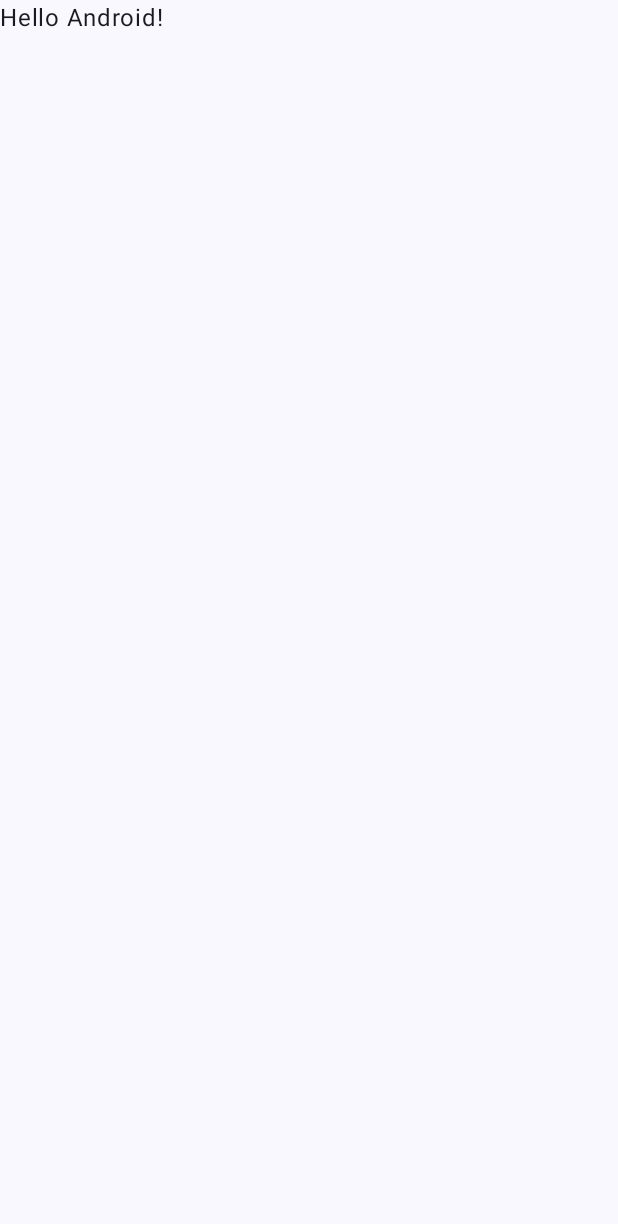
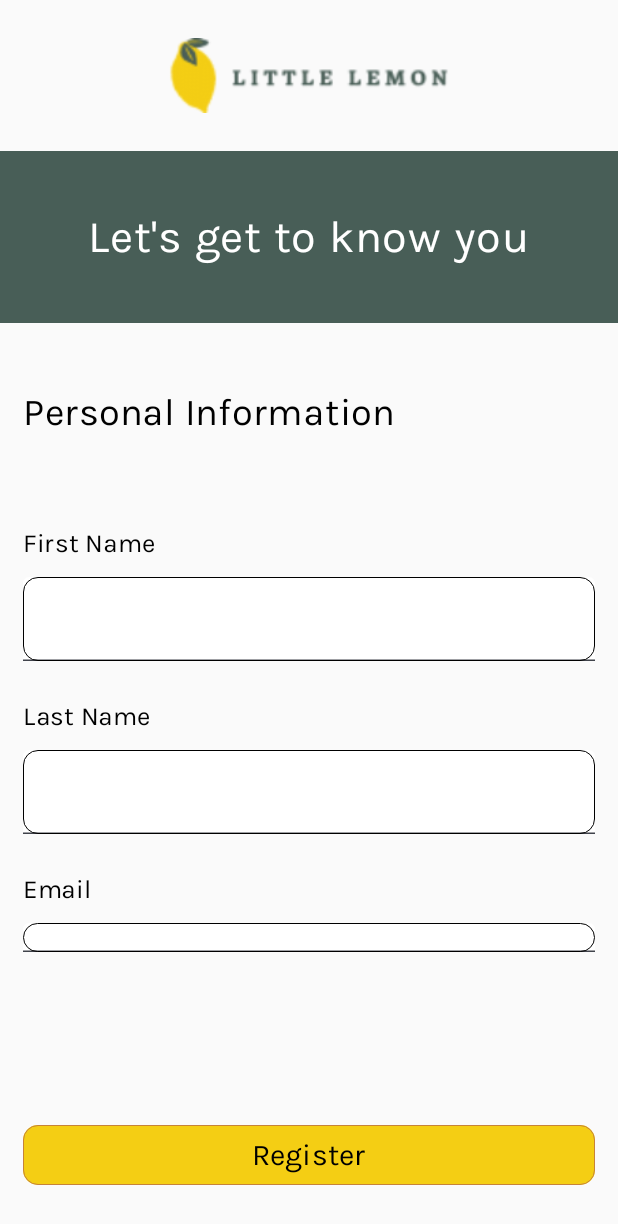
Before and after one commit to gurungOm0/little-lemon, an Android app built with Jetpack Compose: the screen it shows after launch (MainActivity), on a phone screen of 412 x 824 dp. Before the commit the part shown is almost empty. Shown: the top 1224 px of the screen. Run offline under Robolectric (Android 15) with nearby library versions, the phone set to English and light mode, and no system bars.

Commit message:
Multiple Screens Added

```diff
--- a/app/build.gradle.kts
+++ b/app/build.gradle.kts
@@ -41,6 +41,7 @@ android {
 
 dependencies {
 
+    implementation(libs.navigation.compose)
     implementation(libs.androidx.core.ktx)
     implementation(libs.androidx.lifecycle.runtime.ktx)
     implementation(libs.androidx.activity.compose)
--- /dev/null
+++ b/app/src/main/java/com/example/littlelemon/Destinations.kt
@@ -0,0 +1,17 @@
+package com.example.littlelemon
+
+interface Destinations {
+    val route: String
+}
+
+object HomeDes : Destinations {
+    override val route: String = "home"
+}
+
+object ProfileDes : Destinations {
+    override val route: String = "profile"
+}
+
+object OnboardingDes : Destinations {
+    override val route: String = "onboarding"
+}
--- a/app/src/main/java/com/example/littlelemon/MainActivity.kt
+++ b/app/src/main/java/com/example/littlelemon/MainActivity.kt
@@ -1,12 +1,10 @@
 package com.example.littlelemon
 
+import android.content.SharedPreferences
 import android.os.Bundle
 import androidx.activity.ComponentActivity
 import androidx.activity.compose.setContent
 import androidx.activity.enableEdgeToEdge
-import androidx.compose.foundation.layout.fillMaxSize
-import androidx.compose.foundation.layout.padding
-import androidx.compose.material3.Scaffold
 import androidx.compose.material3.Text
 import androidx.compose.runtime.Composable
 import androidx.compose.ui.Modifier
@@ -14,17 +12,17 @@ import androidx.compose.ui.tooling.preview.Preview
 import com.example.littlelemon.ui.theme.LittleLemonTheme
 
 class MainActivity : ComponentActivity() {
+
+    private val sharedPreferences:SharedPreferences by lazy {
+        getSharedPreferences("SharedPref", MODE_PRIVATE)
+    }
+
     override fun onCreate(savedInstanceState: Bundle?) {
         super.onCreate(savedInstanceState)
         enableEdgeToEdge()
         setContent {
             LittleLemonTheme {
-                Scaffold(modifier = Modifier.fillMaxSize()) { innerPadding ->
-                    Greeting(
-                        name = "Android",
-                        modifier = Modifier.padding(innerPadding)
-                    )
-                }
+                    NavigationComposable(sharedPreferences)
             }
         }
     }
--- /dev/null
+++ b/app/src/main/java/com/example/littlelemon/NavigationComposable.kt
@@ -0,0 +1,34 @@
+package com.example.littlelemon
+
+import android.content.Context
+import android.content.SharedPreferences
+import androidx.compose.runtime.Composable
+import androidx.compose.ui.platform.LocalContext
+import androidx.navigation.compose.NavHost
+import androidx.navigation.compose.composable
+import androidx.navigation.compose.rememberNavController
+
+@Composable
+fun NavigationComposable(sharedPreferences: SharedPreferences) {
+
+    val context = LocalContext.current
+    val sharedPref = context.getSharedPreferences("SharedPref",Context.MODE_PRIVATE)
+    val userLoggedIn = sharedPref.getBoolean("userLogged",false)
+    val startDes = if (userLoggedIn) HomeDes.route else OnboardingDes.route
+
+    val navController = rememberNavController()
+    NavHost(navController = navController, startDestination = startDes) {
+
+        composable(HomeDes.route){
+            Home(navController)
+        }
+
+        composable(OnboardingDes.route){
+            Onboarding(navController,sharedPreferences)
+        }
+
+        composable(ProfileDes.route){
+            Profile(navController)
+        }
+    }
+}
--- /dev/null
+++ b/app/src/main/java/com/example/littlelemon/Onboarding.kt
@@ -0,0 +1,243 @@
+package com.example.littlelemon
+
+import android.app.AlertDialog
+import android.content.Context
+import android.content.SharedPreferences
+import android.widget.Toast
+import androidx.activity.ComponentActivity.MODE_PRIVATE
+import androidx.compose.foundation.BorderStroke
+import androidx.compose.foundation.Image
+import androidx.compose.foundation.background
+import androidx.compose.foundation.border
+import androidx.compose.foundation.layout.Arrangement
+import androidx.compose.foundation.layout.Box
+import androidx.compose.foundation.layout.Column
+import androidx.compose.foundation.layout.fillMaxHeight
+import androidx.compose.foundation.layout.fillMaxWidth
+import androidx.compose.foundation.layout.height
+import androidx.compose.foundation.layout.padding
+import androidx.compose.foundation.layout.statusBarsPadding
+import androidx.compose.foundation.shape.RoundedCornerShape
+import androidx.compose.material3.Button
+import androidx.compose.material3.ButtonDefaults
+import androidx.compose.material3.Text
+import androidx.compose.material3.TextField
+import androidx.compose.material3.TextFieldDefaults
+import androidx.compose.runtime.Composable
+import androidx.compose.runtime.getValue
+import androidx.compose.runtime.mutableStateOf
+import androidx.compose.runtime.remember
+import androidx.compose.runtime.setValue
+import androidx.compose.ui.Alignment
+import androidx.compose.ui.Modifier
+import androidx.compose.ui.graphics.Color
+import androidx.compose.ui.layout.ContentScale
+import androidx.compose.ui.platform.LocalContext
+import androidx.compose.ui.res.painterResource
+import androidx.compose.ui.text.TextStyle
+import androidx.compose.ui.text.font.FontWeight
+import androidx.compose.ui.tooling.preview.Preview
+import androidx.compose.ui.unit.dp
+import androidx.compose.ui.unit.sp
+import androidx.core.content.edit
+import androidx.navigation.NavHostController
+import com.example.littlelemon.ui.theme.MarkaziTextFontFamily
+import com.example.littlelemon.ui.theme.KarlaTextFontFamily
+
+
+@Composable
+fun Onboarding(navHostController: NavHostController, sharedPreferences: SharedPreferences) {
+
+    var fName by remember {
+        mutableStateOf("")
+    }
+    var lName by remember {
+        mutableStateOf("")
+    }
+    var eMail by remember {
+        mutableStateOf("")
+    }
+
+
+    val context = LocalContext.current
+
+
+    Column(modifier = Modifier.statusBarsPadding()) {
+        Header()
+        Box(
+            Modifier
+                .background(color = Color(0xFF485e57))
+                .fillMaxWidth()
+                .padding(vertical = 40.dp),
+            contentAlignment = Alignment.Center
+        ) {
+            Text(
+                "Let's get to know you",
+                fontSize = 30.sp,
+                fontFamily = KarlaTextFontFamily,
+                color = Color.White
+            )
+        }
+        Column(
+            modifier = Modifier
+                .padding(horizontal = 15.dp)
+        ) {
+            Text(
+                "Personal Information",
+                fontSize = 25.sp,
+                fontFamily = KarlaTextFontFamily,
+                fontWeight = FontWeight.ExtraBold,
+                modifier = Modifier
+                    .padding(vertical = 45.dp)
+            )
+            Column(
+                modifier = Modifier.fillMaxHeight(),
+                verticalArrangement = Arrangement.SpaceBetween
+            ) {
+
+                Column(
+                    modifier = Modifier
+                        .padding(top = 15.dp)
+                        .fillMaxHeight(0.6f)
+                ) {
+
+                    Text(
+                        "First Name",
+                        fontFamily = KarlaTextFontFamily,
+                        fontSize = 17.sp,
+                        modifier = Modifier.padding(bottom = 10.dp)
+                    )
+                    TextField(
+                        value = fName,
+                        onValueChange = { value ->
+                            fName = value
+                        },
+                        colors = TextFieldDefaults.colors(
+                            focusedContainerColor = Color.White,
+                            unfocusedContainerColor = Color.White
+                        ),
+                        textStyle = TextStyle(
+                            fontSize = 17.sp
+                        ),
+                        modifier = Modifier
+                            .fillMaxWidth()
+                            .padding(bottom = 25.dp)
+                            .border(0.5.dp, Color.Black, RoundedCornerShape(10.dp))
+                    )
+
+                    Text(
+                        "Last Name",
+                        fontFamily = KarlaTextFontFamily,
+                        fontSize = 17.sp,
+                        modifier = Modifier.padding(bottom = 10.dp)
+                    )
+
+                    TextField(
+                        value = lName,
+                        onValueChange = { value ->
+                            lName = value
+                        },
+                        textStyle = TextStyle(
+                            fontSize = 17.sp
+                        ),
+                        colors = TextFieldDefaults.colors(
+                            focusedContainerColor = Color.White,
+                            unfocusedContainerColor = Color.White
+                        ),
+                        modifier = Modifier
+                            .fillMaxWidth()
+                            .padding(bottom = 25.dp)
+                            .border(0.5.dp, Color.Black, RoundedCornerShape(10.dp))
+                    )
+
+                    Text(
+                        "Email",
+                        fontFamily = KarlaTextFontFamily,
+                        fontSize = 17.sp,
+                        modifier = Modifier.padding(bottom = 10.dp)
+                    )
+                    TextField(
+                        value = eMail,
+                        onValueChange = { value ->
+                            eMail = value
+                        },
+                        textStyle = TextStyle(
+                            fontSize = 17.sp
+                        ),
+                        colors = TextFieldDefaults.colors(
+                            focusedContainerColor = Color.White,
+                            unfocusedContainerColor = Color.White
+                        ),
+                        modifier = Modifier
+                            .fillMaxWidth()
+                            .border(0.5.dp, Color.Black, RoundedCornerShape(10.dp))
+                    )
+                }
+
+                Button(
+                    {
+                        if (fName.isBlank() && lName.isBlank() && eMail.isBlank()) {
+                            Toast.makeText(
+                                context,
+                                "Registration Unsuccessful !",
+                                Toast.LENGTH_SHORT
+                            ).show()
+                        } else {
+                            sharedPreferences.edit(commit = true) {
+                                putString("firstName", fName)
+                                putString("lastName", lName)
+                                putString("email", eMail)
+                                putBoolean("userLogged", true)
+                            }
+                            navHostController.navigate(HomeDes.route)
+                        }
+                    },
+                    colors = ButtonDefaults.buttonColors(Color(0xFFf4ce14)),
+                    shape = RoundedCornerShape(10.dp),
+                    border = BorderStroke(0.5.dp, Color(0xFFc68338)),
+//                    enabled = fName!="" && lName!="" && eMail!="",
+                    modifier = Modifier
+                        .fillMaxWidth()
+                        .padding(top = 15.dp, bottom = 30.dp)
+                ) {
+                    Text(
+                        "Register",
+                        fontFamily = KarlaTextFontFamily,
+                        fontSize = 20.sp,
+                        color = Color.Black
+                    )
+                }
+            }
+
+        }
+    }
+
+}
+
+@Composable
+fun showRegistrationFailedDialog(context: Context) {
+    AlertDialog.Builder(context)
+        .setTitle("Registration Failed")
+        .setMessage("Please try again.")
+        .setPositiveButton("OK") { dialog, _ ->
+            dialog.dismiss()
+        }
+        .show()
+}
+
+@Composable
+fun Header() {
+    Box(
+        modifier = Modifier
+            .fillMaxWidth()
+            .padding(vertical = 25.dp),
+        contentAlignment = Alignment.Center
+    ) {
+        Image(
+            painter = painterResource(id = R.drawable.logo),
+            contentDescription = "Little Lemon Logo",
+            contentScale = ContentScale.FillHeight,
+            modifier = Modifier.height(50.dp)
+        )
+    }
+}
--- a/app/src/main/java/com/example/littlelemon/ui/theme/Type.kt
+++ b/app/src/main/java/com/example/littlelemon/ui/theme/Type.kt
@@ -1,10 +1,14 @@
 package com.example.littlelemon.ui.theme
 
 import androidx.compose.material3.Typography
+import androidx.compose.ui.platform.LocalContext
 import androidx.compose.ui.text.TextStyle
+import androidx.compose.ui.text.font.Font
 import androidx.compose.ui.text.font.FontFamily
 import androidx.compose.ui.text.font.FontWeight
 import androidx.compose.ui.unit.sp
+import com.example.littlelemon.R
+import java.io.File
 
 // Set of Material typography styles to start with
 val Typography = Typography(
@@ -14,21 +18,34 @@ val Typography = Typography(
         fontSize = 16.sp,
         lineHeight = 24.sp,
         letterSpacing = 0.5.sp
-    )
-    /* Other default text styles to override
+    ),
+    // Other default text styles to override
     titleLarge = TextStyle(
-        fontFamily = FontFamily.Default,
+        fontFamily = FontFamily(Font(file = File("fonts/markazi_text_regular.ttf"), FontWeight.Normal)),
         fontWeight = FontWeight.Normal,
         fontSize = 22.sp,
         lineHeight = 28.sp,
         letterSpacing = 0.sp
     ),
     labelSmall = TextStyle(
-        fontFamily = FontFamily.Default,
+        fontFamily = FontFamily(Font(file = File("fonts/karla_regular"))),
         fontWeight = FontWeight.Medium,
         fontSize = 11.sp,
         lineHeight = 16.sp,
         letterSpacing = 0.5.sp
     )
-    */
+
 )
+val MarkaziTextFontFamily = FontFamily(
+    Font(R.font.markazi_text_regular, FontWeight.Normal),
+    Font(R.font.markazi_text_regular, FontWeight.Medium),
+    Font(R.font.markazi_text_regular, FontWeight.Bold),
+    Font(R.font.markazi_text_regular, FontWeight.ExtraBold),
+)
+
+val KarlaTextFontFamily = FontFamily(
+    Font(R.font.karla_regular, FontWeight.Normal),
+    Font(R.font.karla_regular, FontWeight.Medium),
+    Font(R.font.karla_regular, FontWeight.Bold),
+    Font(R.font.karla_regular, FontWeight.ExtraBold)
+)
--- a/gradle/libs.versions.toml
+++ b/gradle/libs.versions.toml
@@ -8,6 +8,9 @@ espressoCore = "3.5.1"
 lifecycleRuntimeKtx = "2.6.1"
 activityCompose = "1.8.0"
 composeBom = "2024.09.00"
+navigation = "2.9.0"
+navigation-compose = "2.9.0"
+
 
 [libraries]
 androidx-core-ktx = { group = "androidx.core", name = "core-ktx", version.ref = "coreKtx" }
@@ -24,6 +27,9 @@ androidx-ui-tooling-preview = { group = "androidx.compose.ui", name = "ui-toolin
 androidx-ui-test-manifest = { group = "androidx.compose.ui", name = "ui-test-manifest" }
 androidx-ui-test-junit4 = { group = "androidx.compose.ui", name = "ui-test-junit4" }
 androidx-material3 = { group = "androidx.compose.material3", name = "material3" }
+navigation-fragment = { module = "androidx.navigation:navigation-fragment", version.ref = "navigation" }
+navigation-ui = { module = "androidx.navigation:navigation-ui", version.ref = "navigation" }
+navigation-compose = { module = "androidx.navigation:navigation-compose", version.ref = "navigation-compose" }
 
 [plugins]
 android-application = { id = "com.android.application", version.ref = "agp" }
```
Also changed, not shown: app/src/main/java/com/example/littlelemon/Home.kt (added, +56 -0 lines), app/src/main/java/com/example/littlelemon/Profile.kt (added, +125 -0 lines), app/src/main/res/drawable/logo.png (added), app/src/main/res/drawable/profile.png (added), app/src/main/res/font/karla_regular.ttf (added), app/src/main/res/font/markazi_text_regular.ttf (added).
